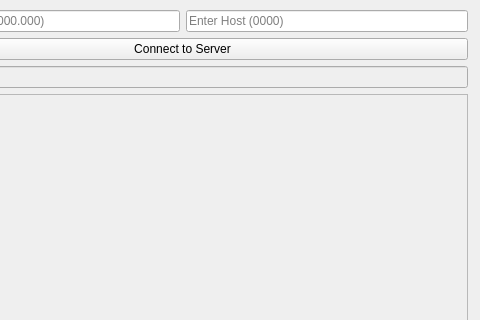
Above: practiceClient/mainwindow.ui from sdedge/productionPractice before the change; both pictures show x 113 to 593 and y 0 to 320 of the 593 by 610 pixel window. Below: the same form after it.
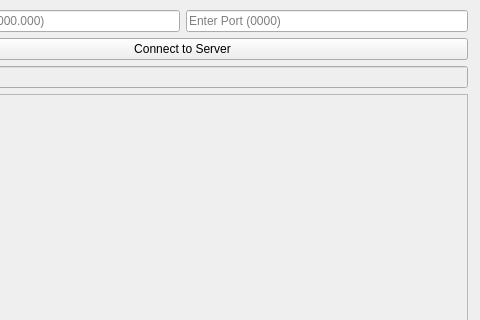
That is the form after the change.

Commit message: исправлена логическая ошибка в плейсхолдере и уведомлении

What changed in the file:
```diff
--- a/practiceClient/mainwindow.ui
+++ b/practiceClient/mainwindow.ui
@@ -87,7 +87,7 @@
         <number>4</number>
        </property>
        <property name="placeholderText">
-        <string>Enter Host (0000)</string>
+        <string>Enter Port (0000)</string>
        </property>
       </widget>
      </item>
```
The commit also changes 1 other file.
